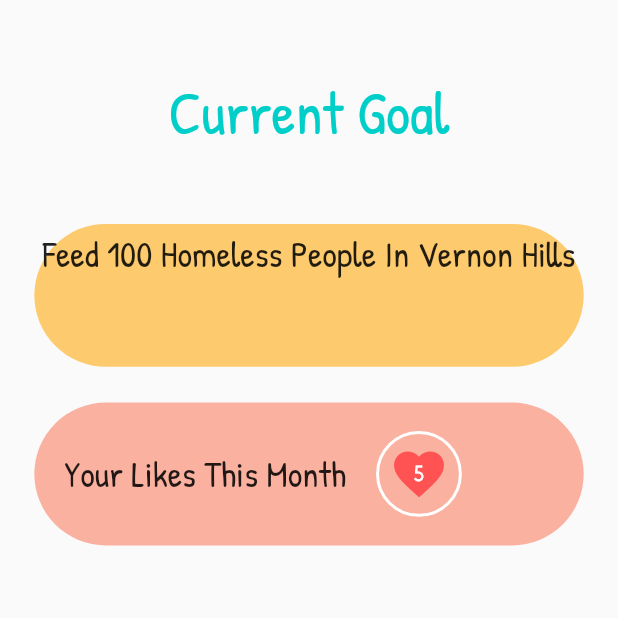
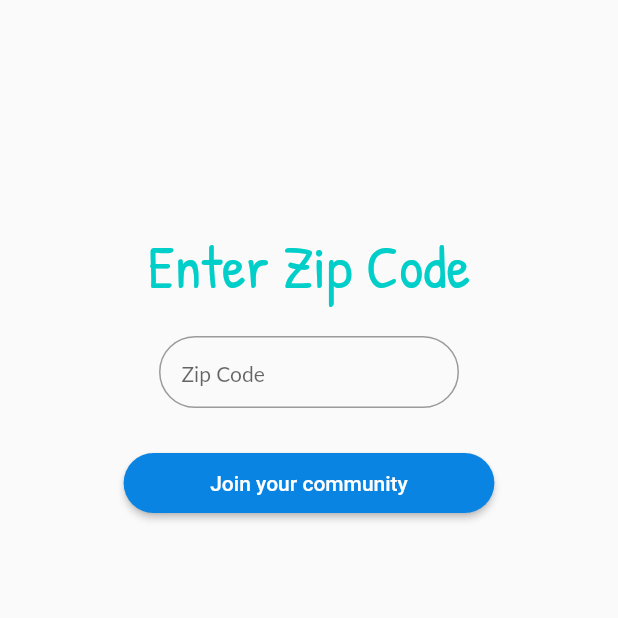
Before and after one commit to Spandan14/HumanKnit, a Flutter app: the GoalsPage screen opened directly, on a phone screen of 412 x 824 dp, the top half of it. Run offline on Flutter 3.47's test engine with Material 2 defaults, Android fonts, the phone set to English and light mode, and no system bars; our stand-ins replace cloud_firestore, firebase_auth, firebase_storage, geolocator, image_picker, shared_preferences; missing offline and left inert: flutter_webview_plugin, universal_html, xml_parser; accounts and stored records are empty; Roboto replaces fonts that are missing (Lato); statements that could not run were skipped.

Commit message:
Finished Community Choice Page

```diff
--- a/humanknit/lib/goals.dart
+++ b/humanknit/lib/goals.dart
@@ -1,4 +1,5 @@
 import 'package:firebase_auth/firebase_auth.dart';
+import 'package:flutter/cupertino.dart';
 import 'package:flutter/foundation.dart';
 import 'package:flutter/material.dart';
 import 'package:cloud_firestore/cloud_firestore.dart';
@@ -14,11 +15,34 @@ class GoalsPage extends StatefulWidget {
 }
 
 class _GoalsPageState extends State<GoalsPage> {
+   Future<bool> sendZipCode(String zipcode) async {
+     FirebaseUser user = await FirebaseAuth.instance.currentUser();
+     var uid = user.uid;
+     DocumentReference communityDocument = await Firestore.instance.document("communities/$zipcode");
+     DocumentReference userCommunityDocument = await Firestore.instance.document("communities/$zipcode/users/$uid");
+     communityDocument.get().then((datasnapshot) {
+       if (datasnapshot.exists) {
+         userCommunityDocument.get().then((userdatasnapshot) {
+           if (!userdatasnapshot.exists) {
+             Firestore.instance.document("communities/$zipcode/users/$uid").setData({
+               'user': uid,
+             });
+           }
+         });
+       }
+       else {
+         Firestore.instance.collection("communities").document("$zipcode").setData({});
+         Firestore.instance.document("communities/$zipcode/users/$uid").setData({
+           'user': uid,
+         });
+       }
+     });
+     return false;
+   }
 
 
-
-
-
+  final TextEditingController _zip = TextEditingController();
+  static final goalKey= GlobalKey<FormState>();
 
   @override
   Widget build(BuildContext context) {
@@ -125,7 +149,20 @@ class _GoalsPageState extends State<GoalsPage> {
                 ],
               ),
             ),
+          ),
+          Padding(
+            padding: EdgeInsets.only(top: 20.0),
+            child: Text(
+              "New goals for November will be picked starting October 24th\n\n\nStay Tuned!",
+              textAlign: TextAlign.center,
+              style: TextStyle(
+                fontFamily: "AdventPro",
+                fontSize: 30,
+                color: Color.fromRGBO(0, 206, 203, 1)
+              ),
+            ),
           )
+
         ],
       ),
     );
@@ -133,10 +170,130 @@ class _GoalsPageState extends State<GoalsPage> {
 
     Scaffold goalVoting = Scaffold(
       body: Column(
-
+        children: <Widget>[
+          Padding(
+            padding: EdgeInsets.only(top: 40/692 * height),
+            child: Container(
+              child: Align(
+                alignment: Alignment.center,
+                child: Text(
+                  "Goals for November",
+                  textAlign: TextAlign.center,
+                  style: TextStyle(
+                      fontFamily: "PatrickHand",
+                      fontSize: 40,
+                      color: Color.fromRGBO(0, 206, 201, 1)
+                  ),
+                ),
+              ),
+            ),
+          ),
+          Padding(
+            padding: EdgeInsets.only(top: 20/692 * height),
+            child: Container(
+              decoration: BoxDecoration(
+                  shape: BoxShape.rectangle,
+                  borderRadius: BorderRadius.circular(100),
+                  color: Color.fromRGBO(250, 177, 160, 1)
+              ),
+              height: 80/692 * height,
+              width: 320/360 * width,
+              child: Row(
+                children: <Widget>[
+                  Stack(),
+                ],
+              ),
+            ),
+          ),
+        ],
       ),
     );
 
-    return goalPicked;
+
+
+    Scaffold locationChoose = Scaffold(
+      body: Column(
+        children: <Widget>[
+            Padding(
+              padding: EdgeInsets.only(top: 150.0),
+              child: Container(
+                alignment: Alignment.center,
+                child: Text(
+                  "Enter Zip Code",
+                  textAlign: TextAlign.center,
+                  style: TextStyle(
+                    fontFamily: "PatrickHand",
+                    fontSize: 40,
+                    color: Color.fromRGBO(0, 206, 201, 1)
+                  ),
+                ),
+              ),
+            ),
+          Form(
+            key: goalKey,
+            child: Padding(
+              padding: EdgeInsets.only(top: 20.0),
+              child: Container(
+                width: 200,
+                child: TextFormField(
+                  controller: _zip,
+                  validator: (value) {
+                    if (value.isEmpty) {
+                      return "Please enter a zip code";
+                    }
+                    else if (!RegExp('[0-9]{5}').hasMatch(value) || value.length != 5) {
+                      return "Incorrect zip code";
+                    }
+                    return null;
+                  },
+                  style: TextStyle(
+                    fontFamily: 'Lato',
+                    fontSize: 14,
+                    height: 1.5,
+                  ),
+                  decoration: InputDecoration(
+                      errorStyle: TextStyle(
+                          fontFamily: "Lato",
+                          fontSize: 8),
+                      contentPadding:
+                      const EdgeInsets.only(top: 4, bottom: 4, left: 15),
+                      hintText: "Zip Code",
+                      border: OutlineInputBorder(
+                          borderRadius: const BorderRadius.all(
+                            const Radius.circular(100.0),
+                          ),
+                          borderSide: BorderSide(
+                            color: Color.fromRGBO(177, 177, 177, 1),
+                            width: 0.5,
+                          ))),
+                ),
+              ),
+            ),
+          ),
+          Container(
+              child: Padding(
+                  padding: EdgeInsets.only(
+                      left: 0.20 * width, right: 0.20 * width, top: 30),
+                  child: Container(
+                      width: 320,
+                      height: 40,
+                      child: RaisedButton(
+                        shape: RoundedRectangleBorder(
+                          borderRadius: BorderRadius.circular(100),
+                        ),
+                        color: Color.fromRGBO(9, 132, 227, 1),
+                        onPressed: () async {
+                          if (goalKey.currentState.validate()) {
+                            sendZipCode(_zip.text);
+                            setState(() {});
+                          }
+                        },
+                        child: Text('Join your community',
+                            style: TextStyle(color: Colors.white)),
+                      )))),
+        ],
+      ),
+    );
+    return locationChoose;
   }
 }
```
